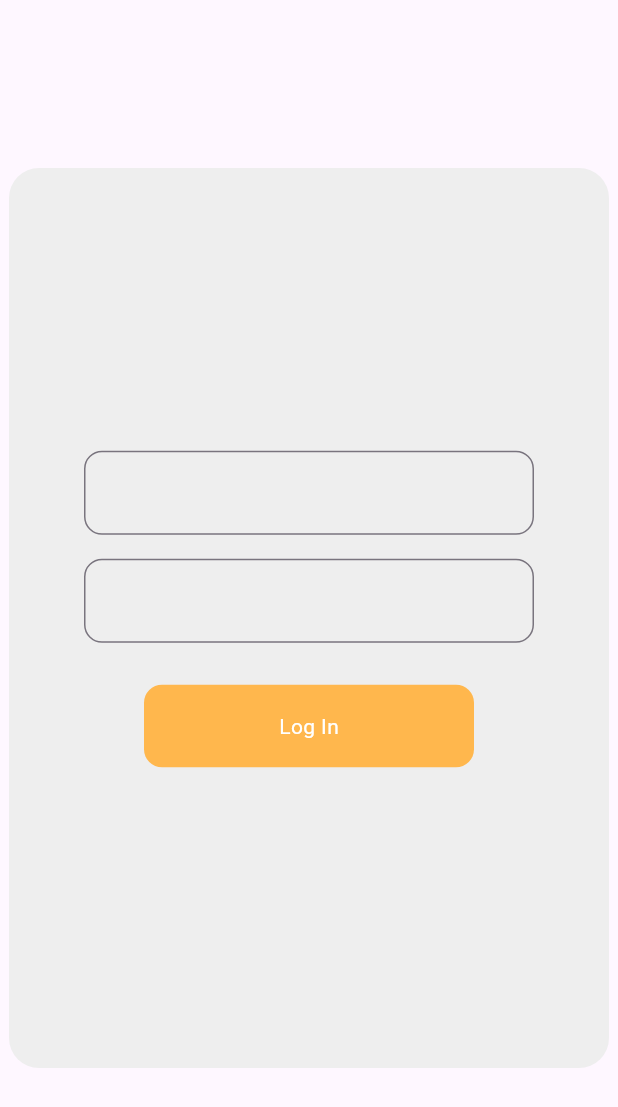
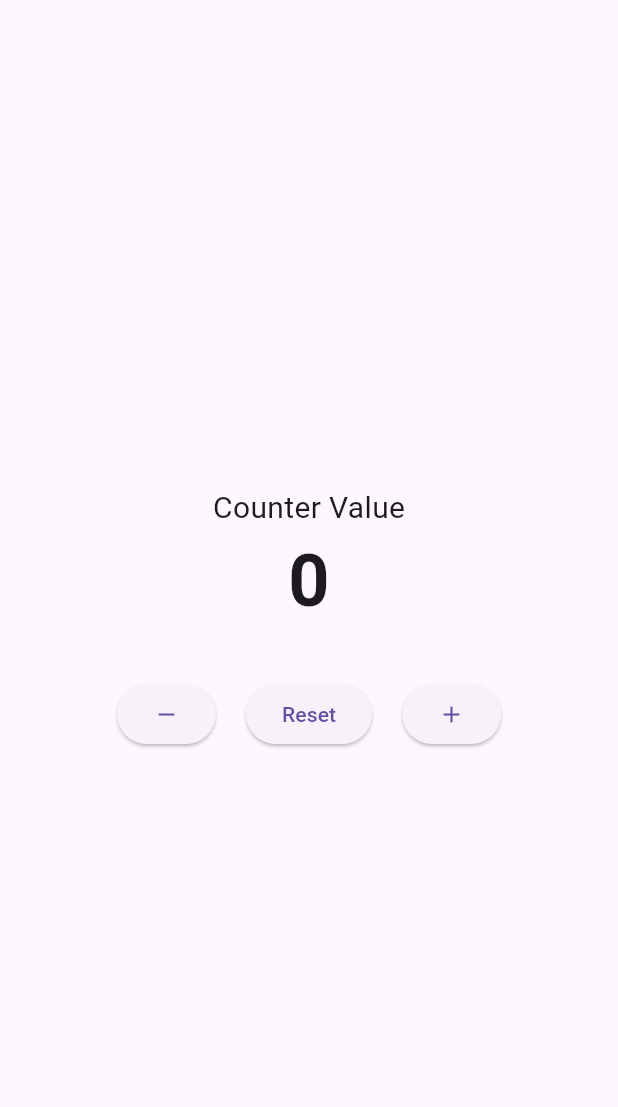
Before and after one commit to sedratalas/HomeWork, a Flutter app: the screen it shows after launch, on a phone screen of 412 x 824 dp. Shown: the top 1107 px of the screen. Run offline on Flutter 3.47's test engine with Material 3 defaults, Android fonts, the phone set to English and light mode, and no system bars; our stand-ins replace bloc, connectivity_plus, dio, equatable, flutter_bloc, flutter_riverpod and 3 more.

Commit message:
counter with river

```diff
--- a/lib/main.dart
+++ b/lib/main.dart
@@ -1,20 +1,11 @@
 
 import 'dart:async';
 import 'dart:math';
-
-import 'package:connectivity_plus/connectivity_plus.dart';
-import 'package:device_preview/device_preview.dart';
 import 'package:flutter/material.dart';
+import 'package:flutter_riverpod/flutter_riverpod.dart';
 import 'package:hydrated_bloc/hydrated_bloc.dart';
-import 'package:intro_to_state_managment/state_not_update10/logic/cubit/counter_cubit.dart';
-import 'package:intro_to_state_managment/state_not_update10/logic/cubit/internet_cubit.dart';
-import 'package:intro_to_state_managment/state_not_update10/logic/cubit/setting_cubit.dart';
-import 'package:intro_to_state_managment/state_not_update10/presentation/router/app_router.dart';
-import 'package:intro_to_state_managment/state_not_update10/presentation/screen/home_screen.dart';
+import 'package:intro_to_state_managment/riverpod/riverpod_counter.dart';
 import 'package:intro_to_state_managment/view/cart/remote_cart_page.dart';
-import 'package:intro_to_state_managment/view/clock_page.dart';
-import 'package:intro_to_state_managment/view/comment_page.dart';
-import 'package:intro_to_state_managment/view/product_page.dart';
 import 'package:flutter/material.dart';
 import 'package:flutter_bloc/flutter_bloc.dart';
 import 'package:path_provider/path_provider.dart';
@@ -24,9 +15,26 @@ import 'auth/bloc/login_bloc.dart';
 import 'config.dart';
 import 'model/user_model.dart';
 import 'view/prev_session.dart';
+//RIVER POD MAIN
+void main() {
+  runApp(
+    ProviderScope(
+      child: MyApp(),
+    ),
+  );
+}
 
-
-Future<void> main() async {
+class MyApp extends StatelessWidget {
+  @override
+  Widget build(BuildContext context) {
+    return MaterialApp(
+      title: 'Riverpod Counter',
+      home: RiverpodCounter(),
+    );
+  }
+}
+//BLOC MAIN
+/*Future<void> main() async {
   Bloc.observer = MyBlocObserver();  runApp(const App());
   // WidgetsFlutterBinding.ensureInitialized();
   // final storage = await HydratedStorage.build(
@@ -175,7 +183,7 @@ class LogInPage extends StatelessWidget {
       ),
     );
   }
-}
+}*/
 // void main() {
 //   // final a = MyClass(value: 1);
 //   // final b = MyClass(value: 2);
--- /dev/null
+++ b/lib/riverpod/riverpod_counter.dart
@@ -0,0 +1,57 @@
+import 'package:flutter/material.dart';
+import 'package:flutter_riverpod/flutter_riverpod.dart';
+
+
+final counterProvider = StateProvider<int>((ref) => 0);
+
+class RiverpodCounter extends ConsumerWidget {
+  const RiverpodCounter({super.key});
+
+  @override
+  Widget build(BuildContext context, WidgetRef ref) {
+    final counter = ref.watch(counterProvider);
+    return Scaffold(
+      body: Center(
+        child: Column(
+          mainAxisAlignment: MainAxisAlignment.center,
+          children: [
+            Text(
+              'Counter Value',
+              style: TextStyle(fontSize: 20),
+            ),
+            Text(
+              '$counter',
+              style: TextStyle(fontSize: 48, fontWeight: FontWeight.bold),
+            ),
+            const SizedBox(height: 30),
+            Row(
+              mainAxisAlignment: MainAxisAlignment.center,
+              children: [
+                ElevatedButton(
+                  onPressed: () {
+                    ref.read(counterProvider.notifier).state--;
+                  },
+                  child: Icon(Icons.remove),
+                ),
+                const SizedBox(width: 20),
+                ElevatedButton(
+                  onPressed: () {
+                    ref.read(counterProvider.notifier).state = 0;
+                  },
+                  child: Text("Reset"),
+                ),
+                const SizedBox(width: 20),
+                ElevatedButton(
+                  onPressed: () {
+                    ref.read(counterProvider.notifier).state++;
+                  },
+                  child: Icon(Icons.add),
+                ),
+              ],
+            )
+          ],
+        ),
+      ),
+    );
+  }
+}
--- a/pubspec.yaml
+++ b/pubspec.yaml
@@ -44,6 +44,7 @@ dependencies:
   path_provider: ^2.1.5
   equatable: ^2.0.7
   connectivity_plus: ^6.1.4
+  flutter_riverpod: ^2.6.1
 
 dev_dependencies:
   flutter_test:
```
Also changed, not shown: pubspec.lock.
